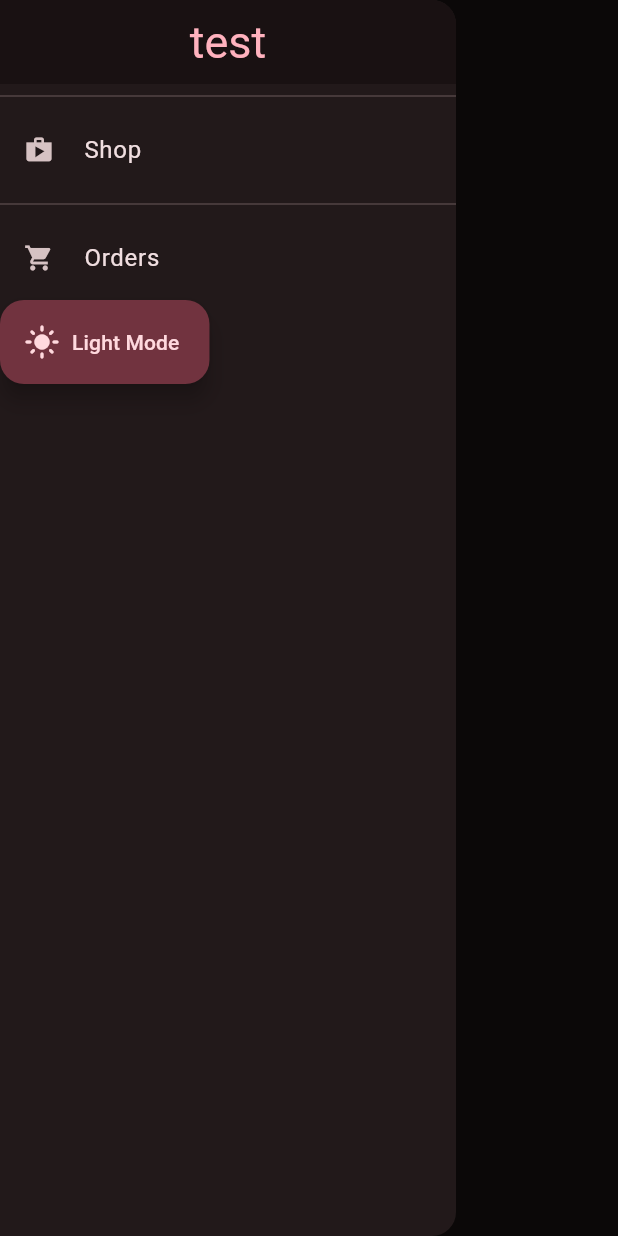
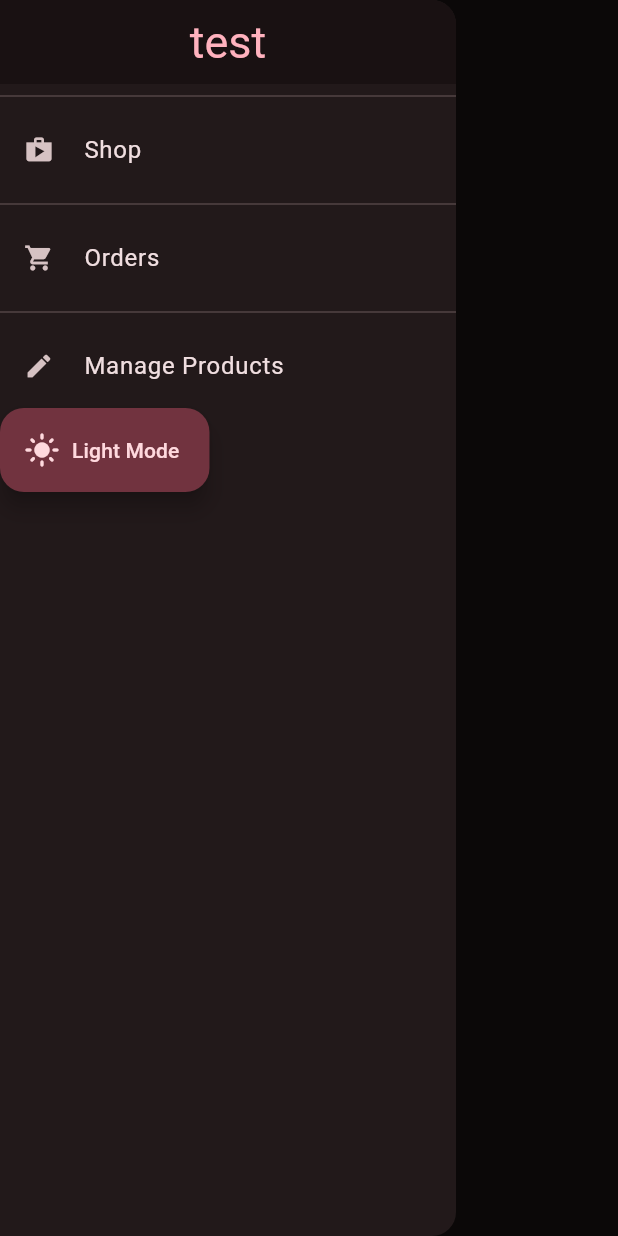
Before and after one commit to ofekSushan/flutter_shop_app, a Flutter app: the OrderScreen screen opened by its route, in the side drawer, after a tap on "Dark Mode", on a phone screen of 412 x 824 dp. Run offline on Flutter 3.47's test engine with Material 2 defaults, Android fonts, the phone set to English and light mode, and no system bars; network calls fail; Roboto replaces fonts that are missing (Raleway, RobotoCondensed).

```diff
--- a/lib/main.dart
+++ b/lib/main.dart
@@ -11,6 +11,8 @@ import './providers/products_providers.dart';
 import 'package:provider/provider.dart';
 import './screens/cart_screen.dart';
 import './screens/mode_theme.dart';
+import './screens/user_products_screen.dart';
+import './screens/edit_products.dart';
 
 void main() => runApp(MyApp());
 
@@ -64,6 +66,8 @@ class MyApp extends StatelessWidget {
               ProductDetailScreen.routeName: (context) => ProductDetailScreen(),
               CartScreen.routeName: ((context) => CartScreen()),
               OrderScreen.routeName: ((context) => OrderScreen()),
+              UserProductsScreen.routeName: ((context) => UserProductsScreen()),
+              EditProductScreen.routeName:((context) => EditProductScreen()),
             },
           );
         }));
--- a/lib/providers/theme.dart
+++ b/lib/providers/theme.dart
@@ -12,7 +12,7 @@ class ThemeChanger with ChangeNotifier {
   bool isLightmod(themeMode) {
     if (themeMode == ThemeMode.light) {
       return true;
-    } else
+    }
       return false;
   }
 }
--- a/lib/screens/products_overview_screen.dart
+++ b/lib/screens/products_overview_screen.dart
@@ -11,7 +11,6 @@ import '../widgets/mainAppBar.dart';
 enum filterOptins { Favorites, All }
 
 class ProductsOverview extends StatefulWidget {
-  const ProductsOverview({Key? key}) : super(key: key);
 
   @override
   State<ProductsOverview> createState() => _ProductsOverviewState();
--- a/lib/screens/user_products_screen.dart
+++ b/lib/screens/user_products_screen.dart
@@ -1,12 +1,46 @@
 import 'package:flutter/src/foundation/key.dart';
 import 'package:flutter/src/widgets/framework.dart';
 import 'package:flutter/material.dart';
+import 'package:shop_app/providers/products_providers.dart';
+import 'package:shop_app/widgets/app_drawer.dart';
+import 'package:shop_app/widgets/mainAppBar.dart';
+import 'package:provider/provider.dart';
+import 'package:shop_app/widgets/user_product_item.dart';
+import '../widgets/products_item.dart';
+import './edit_products.dart';
+import '../providers/product.dart';
 
-class MyWidget extends StatelessWidget {
-
-
+class UserProductsScreen extends StatelessWidget {
+  static const routeName = "/user-products";
   @override
   Widget build(BuildContext context) {
-    return Container();
+    final productsData = Provider.of<Products>(context);
+    return Scaffold(
+      appBar: MainAppBar(
+        title: "Your Products",
+        actions: [
+          IconButton(
+              onPressed: () {
+                Navigator.of(context).pushNamed(EditProductScreen.routeName);
+              },
+              icon: Icon(Icons.add))
+        ],
+      ),
+      drawer: AppDrawer(),
+      body: Padding(
+        padding: const EdgeInsets.all(8),
+        child: ListView.builder(
+          itemCount: productsData.items.length,
+          itemBuilder: (ctx, index) => Column(
+            children: [
+              UserProductsItems(
+                  title: productsData.items[index].title,
+                  imageUrl: productsData.items[index].imageUrl),
+              const Divider(),
+            ],
+          ),
+        ),
+      ),
+    );
   }
 }
--- a/lib/widgets/app_drawer.dart
+++ b/lib/widgets/app_drawer.dart
@@ -5,6 +5,7 @@ import 'package:shop_app/screens/orders_screen.dart';
 import 'package:shop_app/widgets/mainAppBar.dart';
 import '../providers/theme.dart';
 import 'package:provider/provider.dart';
+import '../screens/user_products_screen.dart';
 
 class AppDrawer extends StatelessWidget {
   List<Widget> buildListtTile(
@@ -44,6 +45,12 @@ class AppDrawer extends StatelessWidget {
             () => Navigator.of(context)
                 .pushReplacementNamed(OrderScreen.routeName),
           ),
+          ...buildListtTile(
+            "Manage Products",
+            Icons.edit,
+            () => Navigator.of(context)
+                .pushReplacementNamed(UserProductsScreen.routeName),
+          ),
           Container(
             alignment: Alignment.bottomLeft,
             child: FloatingActionButton.extended(
--- /dev/null
+++ b/lib/widgets/user_product_item.dart
@@ -0,0 +1,37 @@
+import 'package:flutter/material.dart';
+
+class UserProductsItems extends StatelessWidget {
+  final String title;
+  final String imageUrl;
+
+  UserProductsItems({required this.title, required this.imageUrl});
+
+  @override
+  Widget build(BuildContext context) {
+    return ListTile(
+      title: Text(title),
+      leading: CircleAvatar(
+        backgroundImage: NetworkImage(imageUrl),
+      ),
+      trailing:
+       Container(
+        width: 100,
+        child:
+        Row(
+          children: <Widget>[
+            IconButton(
+              icon: Icon(Icons.edit),
+              onPressed: () {},
+              color: Theme.of(context).colorScheme.primary,
+            ),
+            IconButton(
+              icon: Icon(Icons.delete),
+              onPressed: () {},
+              color: Theme.of(context).errorColor,
+            ),
+          ],
+        ),
+      ),
+    );
+  }
+}
```
Also changed, not shown: lib/screens/edit_products.dart (added, +118 -0 lines).
